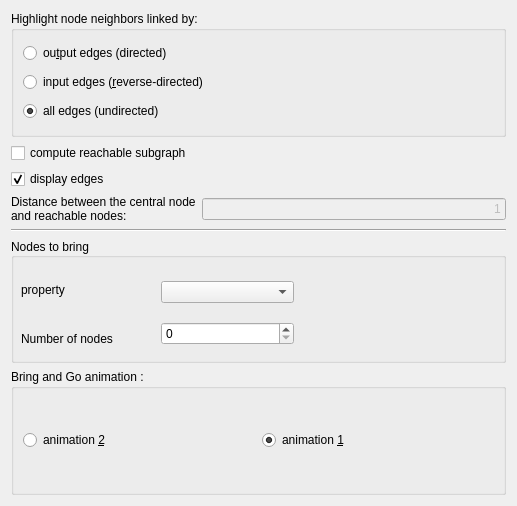
Old version of the form plugins/interactor/NeighborhoodHighlighter/NeighborhoodHighlighterConfigWidget.ui in the repository anlambert/tulip.
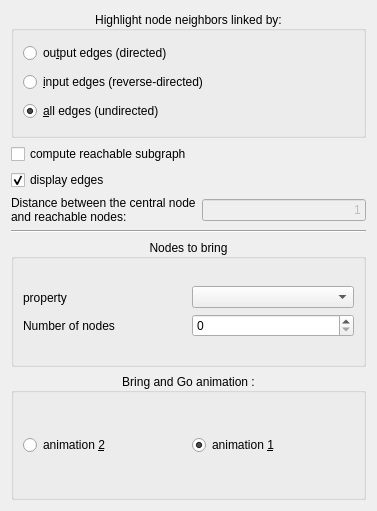
New version of the form.

Diff of the .ui file:
```diff
--- a/plugins/interactor/NeighborhoodHighlighter/NeighborhoodHighlighterConfigWidget.ui
+++ b/plugins/interactor/NeighborhoodHighlighter/NeighborhoodHighlighterConfigWidget.ui
@@ -6,8 +6,8 @@
    <rect>
     <x>0</x>
     <y>0</y>
-    <width>517</width>
-    <height>506</height>
+    <width>377</width>
+    <height>511</height>
    </rect>
   </property>
   <property name="minimumSize">
@@ -25,6 +25,9 @@
      <property name="title">
       <string>Highlight node neighbors linked by:</string>
      </property>
+     <property name="alignment">
+      <set>Qt::AlignCenter</set>
+     </property>
      <layout class="QVBoxLayout" name="verticalLayout">
       <item>
        <widget class="QRadioButton" name="outputEdgesRB">
@@ -39,14 +42,14 @@
       <item>
        <widget class="QRadioButton" name="inputEdgesRB">
         <property name="text">
-         <string>input edges (&amp;reverse-directed)</string>
+         <string>&amp;input edges (reverse-directed)</string>
         </property>
        </widget>
       </item>
       <item>
        <widget class="QRadioButton" name="allEdgesRB">
         <property name="text">
-         <string>all edges (undirected)</string>
+         <string>&amp;all edges (undirected)</string>
         </property>
         <property name="checked">
          <bool>true</bool>
@@ -126,17 +129,10 @@
       <string>Nodes to bring</string>
      </property>
      <property name="alignment">
-      <set>Qt::AlignLeading|Qt::AlignLeft|Qt::AlignVCenter</set>
+      <set>Qt::AlignCenter</set>
      </property>
-     <widget class="QWidget" name="layoutWidget">
-      <property name="geometry">
-       <rect>
-        <x>10</x>
-        <y>30</y>
-        <width>273</width>
-        <height>92</height>
-       </rect>
-      </property>
+     <layout class="QVBoxLayout" name="verticalLayout_5">
+      <item>
       <layout class="QHBoxLayout" name="horizontalLayout_5">
        <item>
         <layout class="QVBoxLayout" name="verticalLayout_3">
@@ -167,7 +163,8 @@
         </layout>
        </item>
       </layout>
-     </widget>
+      </item>
+     </layout>
     </widget>
    </item>
    <item>
@@ -175,6 +172,9 @@
      <property name="title">
       <string>Bring and Go animation :</string>
      </property>
+     <property name="alignment">
+      <set>Qt::AlignCenter</set>
+     </property>
      <layout class="QHBoxLayout" name="horizontalLayout_3">
       <item>
        <widget class="QRadioButton" name="bagAnimation2">
```
Lines whose indentation alone changed are shown as unchanged.
